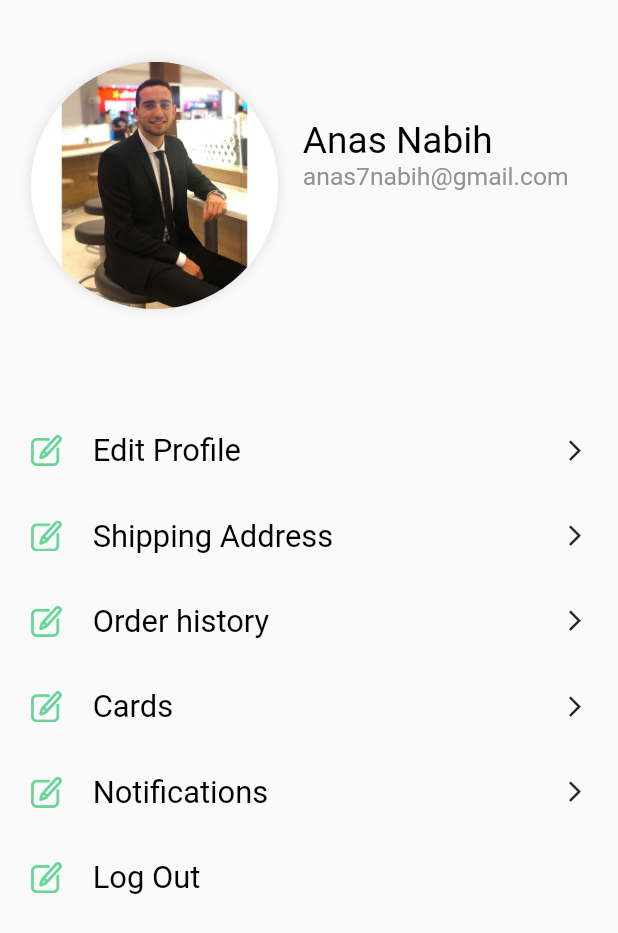
After one commit to Anas-Nabih/E-Commerce-App, a Flutter app: the AccountView screen opened directly, on a phone screen of 412 x 824 dp. The commit adds this screen. Shown: the top 933 px of the screen. Run offline on Flutter 3.47's test engine with Material 2 defaults, Android fonts, the phone set to English and light mode, and no system bars; our stand-ins replace get, sizer.

Commit message:
create account screen

```diff
--- /dev/null
+++ b/lib/view/main_screens/account/account_view.dart
@@ -0,0 +1,60 @@
+import 'package:e_commerse_app_uising_getx/res/colors.dart';
+import 'package:e_commerse_app_uising_getx/widgets/account_item.dart';
+import 'package:e_commerse_app_uising_getx/widgets/custom_text.dart';
+import 'package:flutter/material.dart';
+import 'package:get/get.dart';
+import 'package:sizer/sizer.dart';
+
+
+class AccountView extends GetView{
+  @override
+  Widget build(BuildContext context) {
+    return Scaffold(
+      body: SafeArea(
+        child: Padding(
+          padding: EdgeInsets.symmetric(horizontal: 5.w),
+          child: Column(
+            children: [
+              Row(
+                children: [
+                  Container(
+                    height: 20.h,width: 20.h,
+                    margin: EdgeInsets.only(top: 5.h),
+                    decoration: BoxDecoration(
+                      shape: BoxShape.circle,
+                      image: DecorationImage(
+                        image: AssetImage("assets/images/Anas.jpg")
+                      ),
+                      boxShadow: [
+                        BoxShadow(
+                          color: MColors.lightGreyColor,
+                          offset: Offset(0,0),blurRadius: 4,spreadRadius: 2
+                        )
+                      ]
+                    ),
+                   ),
+                  SizedBox(width: 4.w,),
+                  Column(
+                    crossAxisAlignment: CrossAxisAlignment.start,
+                    children: [
+                      CustomText(text: "Anas Nabih",fontWeight: FontWeight.w400,fontSize: 18.sp,),
+                      CustomText(text: "anas7nabih@gmail.com",color: MColors.hintColor,fontWeight: FontWeight.w400,fontSize: 12.sp,),
+                    ],
+                  )
+                ],
+              ),
+              SizedBox(height: 8.h,),
+              AccountItem(title: "Edit Profile",),
+              AccountItem(title: "Shipping Address",),
+              AccountItem(title: "Order history",),
+              AccountItem(title: "Cards",),
+              AccountItem(title: "Notifications",),
+              AccountItem(title: "Log Out",isEnd: true,),
+            ],
+          ),
+        ),
+      ),
+
+    );
+  }
+}
--- /dev/null
+++ b/lib/widgets/account_item.dart
@@ -0,0 +1,27 @@
+import 'package:e_commerse_app_uising_getx/widgets/custom_text.dart';
+import 'package:flutter/material.dart';
+ import 'package:sizer/sizer.dart';
+
+class AccountItem extends StatelessWidget {
+  final String title, image;
+  final bool isEnd;
+  const AccountItem({
+    this.title,this.image,this.isEnd = false
+  });
+
+  @override
+  Widget build(BuildContext context) {
+    return Padding(
+      padding: EdgeInsets.symmetric(vertical: 2.h),
+      child: Row(
+        children: [
+          Image.asset("assets/images/edit-button1.png",width: 5.w,),
+          SizedBox(width: 5.w,),
+          CustomText(text: title,fontSize: 15.sp,fontWeight: FontWeight.w400,),
+          Spacer(),
+          isEnd ?  Container() : Icon(Icons.arrow_forward_ios,size: 4.w,)
+        ],
+      ),
+    );
+  }
+}
```
Also changed, not shown: lib/main.dart (+3 -6 lines), lib/view/main_screens/home/home_view.dart (renamed from lib/view/home/home_view.dart).
